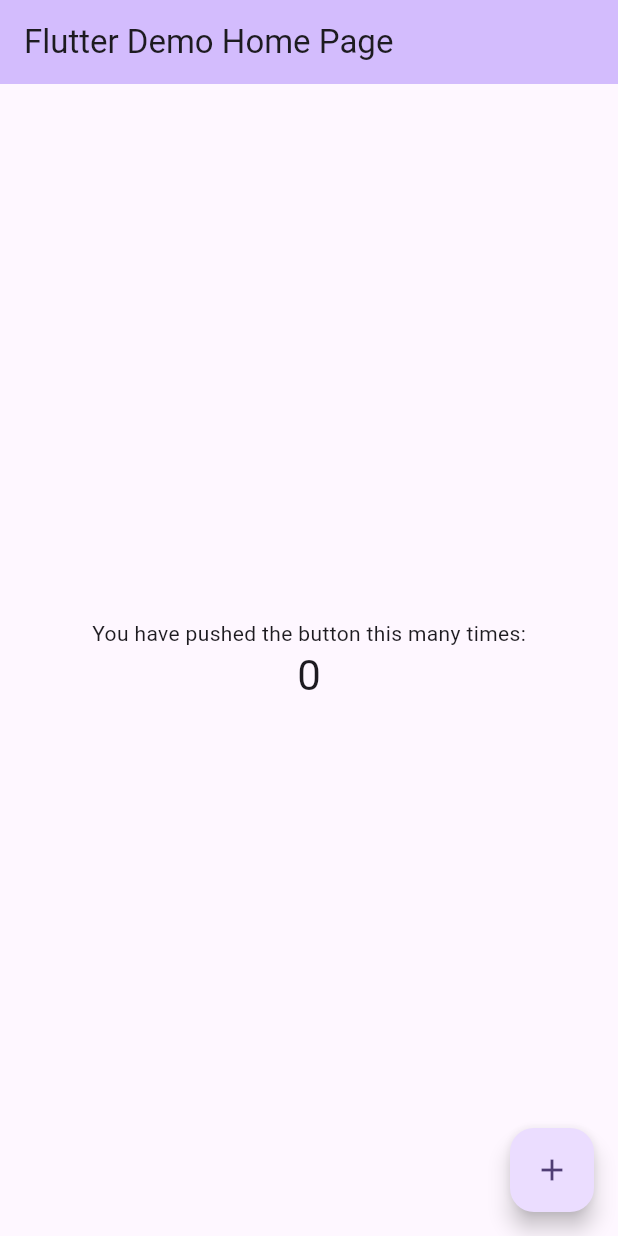
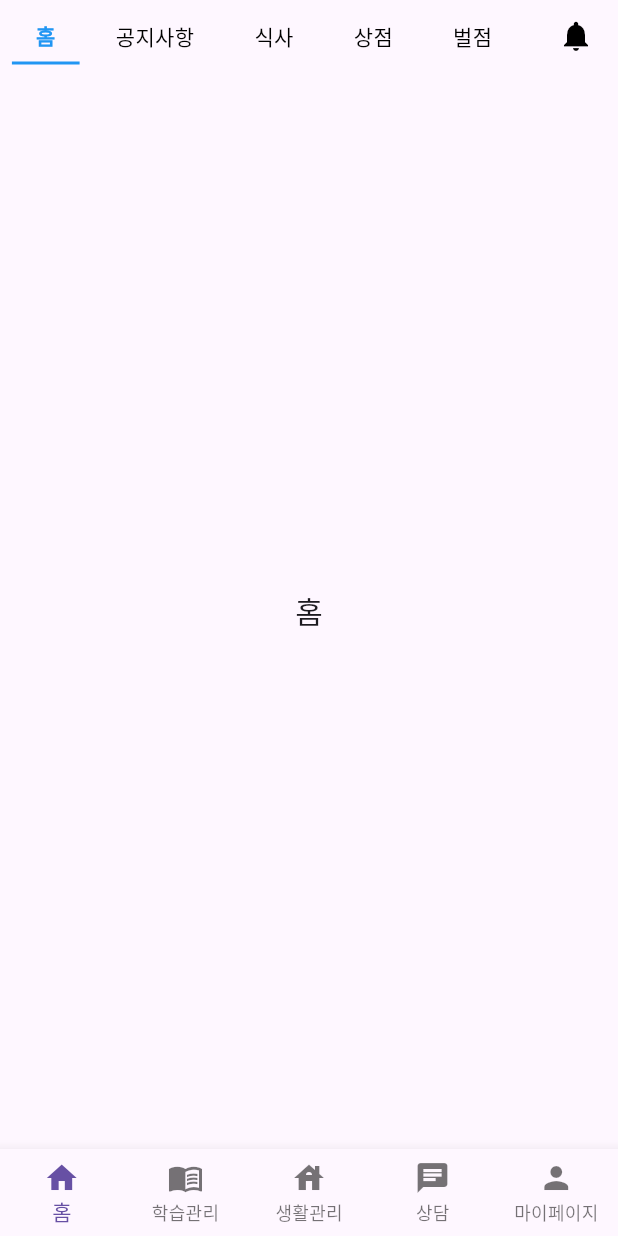
Before and after one commit to idikim/musoft_sample_app, a Flutter app: the screen it shows after launch, on a phone screen of 412 x 824 dp. Run offline on Flutter 3.47's test engine with Material 3 defaults, Android fonts, the phone set to English and light mode, and no system bars.

Commit message:
add: 기본 레이아웃 구성파일 추가

```diff
--- a/lib/main.dart
+++ b/lib/main.dart
@@ -1,4 +1,5 @@
 import 'package:flutter/material.dart';
+import 'package:musoft_sample_web/view/stack/stack_page.dart';
 
 void main() {
   runApp(const MyApp());
@@ -7,116 +8,11 @@ void main() {
 class MyApp extends StatelessWidget {
   const MyApp({super.key});
 
-  // This widget is the root of your application.
   @override
   Widget build(BuildContext context) {
     return MaterialApp(
-      title: 'Flutter Demo',
-      theme: ThemeData(
-        // This is the theme of your application.
-        //
-        // TRY THIS: Try running your application with "flutter run". You'll see
-        // the application has a purple toolbar. Then, without quitting the app,
-        // try changing the seedColor in the colorScheme below to Colors.green
-        // and then invoke "hot reload" (save your changes or press the "hot
-        // reload" button in a Flutter-supported IDE, or press "r" if you used
-        // the command line to start the app).
-        //
-        // Notice that the counter didn't reset back to zero; the application
-        // state is not lost during the reload. To reset the state, use hot
-        // restart instead.
-        //
-        // This works for code too, not just values: Most code changes can be
-        // tested with just a hot reload.
-        colorScheme: ColorScheme.fromSeed(seedColor: Colors.deepPurple),
-      ),
-      home: const MyHomePage(title: 'Flutter Demo Home Page'),
+      home: const StackPage(),
+      debugShowCheckedModeBanner: false,
     );
   }
 }
-
-class MyHomePage extends StatefulWidget {
-  const MyHomePage({super.key, required this.title});
-
-  // This widget is the home page of your application. It is stateful, meaning
-  // that it has a State object (defined below) that contains fields that affect
-  // how it looks.
-
-  // This class is the configuration for the state. It holds the values (in this
-  // case the title) provided by the parent (in this case the App widget) and
-  // used by the build method of the State. Fields in a Widget subclass are
-  // always marked "final".
-
-  final String title;
-
-  @override
-  State<MyHomePage> createState() => _MyHomePageState();
-}
-
-class _MyHomePageState extends State<MyHomePage> {
-  int _counter = 0;
-
-  void _incrementCounter() {
-    setState(() {
-      // This call to setState tells the Flutter framework that something has
-      // changed in this State, which causes it to rerun the build method below
-      // so that the display can reflect the updated values. If we changed
-      // _counter without calling setState(), then the build method would not be
-      // called again, and so nothing would appear to happen.
-      _counter++;
-    });
-  }
-
-  @override
-  Widget build(BuildContext context) {
-    // This method is rerun every time setState is called, for instance as done
-    // by the _incrementCounter method above.
-    //
-    // The Flutter framework has been optimized to make rerunning build methods
-    // fast, so that you can just rebuild anything that needs updating rather
-    // than having to individually change instances of widgets.
-    return Scaffold(
-      appBar: AppBar(
-        // TRY THIS: Try changing the color here to a specific color (to
-        // Colors.amber, perhaps?) and trigger a hot reload to see the AppBar
-        // change color while the other colors stay the same.
-        backgroundColor: Theme.of(context).colorScheme.inversePrimary,
-        // Here we take the value from the MyHomePage object that was created by
-        // the App.build method, and use it to set our appbar title.
-        title: Text(widget.title),
-      ),
-      body: Center(
-        // Center is a layout widget. It takes a single child and positions it
-        // in the middle of the parent.
-        child: Column(
-          // Column is also a layout widget. It takes a list of children and
-          // arranges them vertically. By default, it sizes itself to fit its
-          // children horizontally, and tries to be as tall as its parent.
-          //
-          // Column has various properties to control how it sizes itself and
-          // how it positions its children. Here we use mainAxisAlignment to
-          // center the children vertically; the main axis here is the vertical
-          // axis because Columns are vertical (the cross axis would be
-          // horizontal).
-          //
-          // TRY THIS: Invoke "debug painting" (choose the "Toggle Debug Paint"
-          // action in the IDE, or press "p" in the console), to see the
-          // wireframe for each widget.
-          mainAxisAlignment: MainAxisAlignment.center,
-          children: <Widget>[
-            const Text('You have pushed the button this many times:'),
-            Text(
-              '$_counter',
-              style: Theme.of(context).textTheme.headlineMedium,
-            ),
-          ],
-        ),
-      ),
-      floatingActionButton: FloatingActionButton(
-        onPressed: _incrementCounter,
-        tooltip: 'Increment',
-        child: const Icon(Icons.add),
-      ), // This trailing comma makes auto-formatting nicer for build methods.
-    );
-  }
-}
--- /dev/null
+++ b/lib/view/counsel_page/counsel_page.dart
@@ -0,0 +1,10 @@
+import 'package:flutter/material.dart';
+
+class CounselPage extends StatelessWidget {
+  const CounselPage({super.key});
+
+  @override
+  Widget build(BuildContext context) {
+    return Center(child: Text('상담 화면', style: TextStyle(fontSize: 24)));
+  }
+}
--- /dev/null
+++ b/lib/view/home_page/home_page.dart
@@ -0,0 +1,59 @@
+import 'package:flutter/material.dart';
+import 'widgets/notification_dialog.dart';
+import 'widgets/home_tabs.dart';
+import 'main_tab/main_tab_page.dart';
+import 'notice_tab/notice_tab_page.dart';
+import 'meal_tab/meal_tab_page.dart';
+import 'penalty_tab/penalty_tab_page.dart';
+import 'advantage_tab/advantage_tab_page.dart';
+
+class HomePage extends StatefulWidget {
+  const HomePage({super.key});
+
+  @override
+  State<HomePage> createState() => _MainViewState();
+}
+
+class _MainViewState extends State<HomePage> {
+  int _topTabIndex = 0;
+  int _mealTabIndex = 0;
+
+  @override
+  Widget build(BuildContext context) {
+    return Scaffold(
+      body: SafeArea(
+        child: Column(
+          children: [
+            HomeTabs(
+              topTabs: TabStrings.topTabs,
+              topTabIndex: _topTabIndex,
+              onTopTabChanged: (i) => setState(() => _topTabIndex = i),
+              onNotificationTap: () => showNotificationDialog(context),
+            ),
+            Expanded(child: _buildTabPage()),
+          ],
+        ),
+      ),
+    );
+  }
+
+  Widget _buildTabPage() {
+    switch (_topTabIndex) {
+      case 0:
+        return const HomeTabMainPage();
+      case 1:
+        return const HomeTabNoticePage();
+      case 2:
+        return HomeTabMealPage(
+          mealTabIndex: _mealTabIndex,
+          onMealTabChanged: (i) => setState(() => _mealTabIndex = i),
+        );
+      case 3:
+        return const HomeTabAdvantagePage();
+      case 4:
+        return const HomeTabPenaltyPage();
+      default:
+        return const SizedBox.shrink();
+    }
+  }
+}
--- /dev/null
+++ b/lib/view/home_page/main_tab/main_tab_page.dart
@@ -0,0 +1,10 @@
+import 'package:flutter/material.dart';
+
+class HomeTabMainPage extends StatelessWidget {
+  const HomeTabMainPage({super.key});
+
+  @override
+  Widget build(BuildContext context) {
+    return const Center(child: Text('홈', style: TextStyle(fontSize: 20)));
+  }
+}
--- /dev/null
+++ b/lib/view/home_page/widgets/home_tabs.dart
@@ -0,0 +1,79 @@
+import 'package:flutter/material.dart';
+
+class TabStrings {
+  static const List<String> topTabs = ['홈', '공지사항', '식사', '상점', '벌점'];
+}
+
+class HomeTabs extends StatelessWidget {
+  final List<String> topTabs;
+  final int topTabIndex;
+  final ValueChanged<int> onTopTabChanged;
+  final VoidCallback onNotificationTap;
+
+  const HomeTabs({
+    super.key,
+    required this.topTabs,
+    required this.topTabIndex,
+    required this.onTopTabChanged,
+    required this.onNotificationTap,
+  });
+
+  @override
+  Widget build(BuildContext context) {
+    return Column(
+      children: [
+        SizedBox(
+          height: 48,
+          child: Row(
+            mainAxisAlignment: MainAxisAlignment.spaceEvenly,
+            children: [
+              ...List.generate(topTabs.length, (i) {
+                return GestureDetector(
+                  onTap: () => onTopTabChanged(i),
+                  child: Container(
+                    padding: const EdgeInsets.symmetric(
+                      horizontal: 16,
+                      vertical: 8,
+                    ),
+                    decoration: BoxDecoration(
+                      border:
+                          topTabIndex == i
+                              ? const Border(
+                                bottom: BorderSide(
+                                  width: 2,
+                                  color: Colors.blue,
+                                ),
+                              )
+                              : null,
+                    ),
+                    child: Text(
+                      topTabs[i],
+                      style: TextStyle(
+                        color: topTabIndex == i ? Colors.blue : Colors.black,
+                        fontWeight:
+                            topTabIndex == i
+                                ? FontWeight.bold
+                                : FontWeight.normal,
+                      ),
+                    ),
+                  ),
+                );
+              }),
+              GestureDetector(
+                onTap: onNotificationTap,
+                child: Container(
+                  margin: const EdgeInsets.only(left: 12),
+                  padding: const EdgeInsets.symmetric(
+                    horizontal: 8,
+                    vertical: 8,
+                  ),
+                  child: const Icon(Icons.notifications, color: Colors.black),
+                ),
+              ),
+            ],
+          ),
+        ),
+      ],
+    );
+  }
+}
--- /dev/null
+++ b/lib/view/stack/stack_page.dart
@@ -0,0 +1,37 @@
+import 'package:flutter/material.dart';
+import 'package:musoft_sample_web/view/counsel_page/counsel_page.dart';
+import 'package:musoft_sample_web/view/learning_page/learning_page.dart';
+import 'package:musoft_sample_web/view/life_page/life_page.dart';
+import 'package:musoft_sample_web/view/my_page/my_page.dart';
+import 'package:musoft_sample_web/view/stack/widgets/bottom_navigation.dart';
+import 'package:musoft_sample_web/view/home_page/home_page.dart';
+
+class StackPage extends StatefulWidget {
+  const StackPage({super.key});
+
+  @override
+  State<StackPage> createState() => _StackPageState();
+}
+
+class _StackPageState extends State<StackPage> {
+  int _currentIndex = 0;
+
+  final List<Widget> _screens = const [
+    HomePage(),
+    LearningPage(),
+    LifePage(),
+    CounselPage(),
+    MyPage(),
+  ];
+
+  @override
+  Widget build(BuildContext context) {
+    return Scaffold(
+      body: _screens[_currentIndex],
+      bottomNavigationBar: BottomNavigation(
+        currentIndex: _currentIndex,
+        onTap: (i) => setState(() => _currentIndex = i),
+      ),
+    );
+  }
+}
--- /dev/null
+++ b/lib/view/stack/widgets/bottom_navigation.dart
@@ -0,0 +1,32 @@
+import 'package:flutter/material.dart';
+
+class BottomNavigation extends StatelessWidget {
+  final int currentIndex;
+  final ValueChanged<int> onTap;
+
+  const BottomNavigation({
+    super.key,
+    required this.currentIndex,
+    required this.onTap,
+  });
+
+  static const List<BottomNavigationBarItem> _bottomTabs = [
+    BottomNavigationBarItem(icon: Icon(Icons.home), label: '홈'),
+    BottomNavigationBarItem(icon: Icon(Icons.menu_book), label: '학습관리'),
+    BottomNavigationBarItem(icon: Icon(Icons.house), label: '생활관리'),
+    BottomNavigationBarItem(icon: Icon(Icons.chat), label: '상담'),
+    BottomNavigationBarItem(icon: Icon(Icons.person), label: '마이페이지'),
+  ];
+
+  static List<BottomNavigationBarItem> get bottomTabs => _bottomTabs;
+
+  @override
+  Widget build(BuildContext context) {
+    return BottomNavigationBar(
+      items: _bottomTabs,
+      currentIndex: currentIndex,
+      onTap: onTap,
+      type: BottomNavigationBarType.fixed,
+    );
+  }
+}
```
Also changed, not shown: lib/view/home_page/advantage_tab/advantage_tab_page.dart (added, +10 -0 lines), lib/view/home_page/meal_tab/meal_apply_page.dart (added, +10 -0 lines), lib/view/home_page/meal_tab/meal_status_page.dart (added, +10 -0 lines), lib/view/home_page/meal_tab/meal_tab_page.dart (added, +34 -0 lines), lib/view/home_page/meal_tab/widgets/meal_tab_bar.dart (added, +47 -0 lines), lib/view/home_page/notice_tab/notice_tab_page.dart (added, +10 -0 lines), lib/view/home_page/penalty_tab/penalty_tab_page.dart (added, +10 -0 lines), lib/view/home_page/widgets/notification_dialog.dart (added, +52 -0 lines), lib/view/learning_page/learning_page.dart (added, +10 -0 lines), lib/view/life_page/life_page.dart (added, +10 -0 lines), lib/view/my_page/my_page.dart (added, +10 -0 lines).
